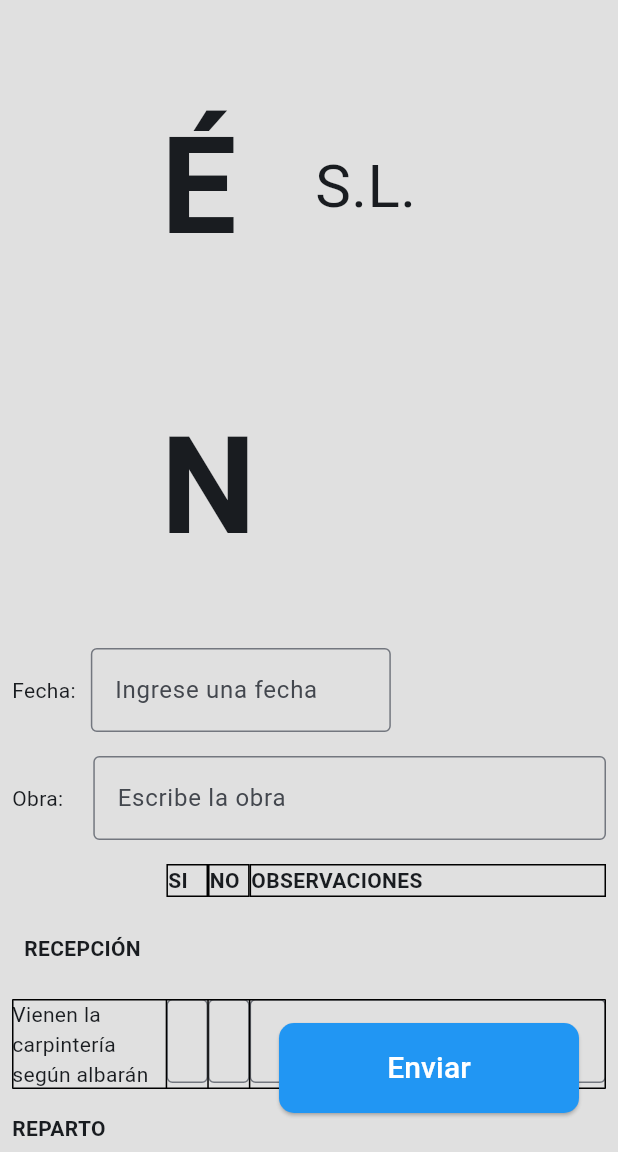
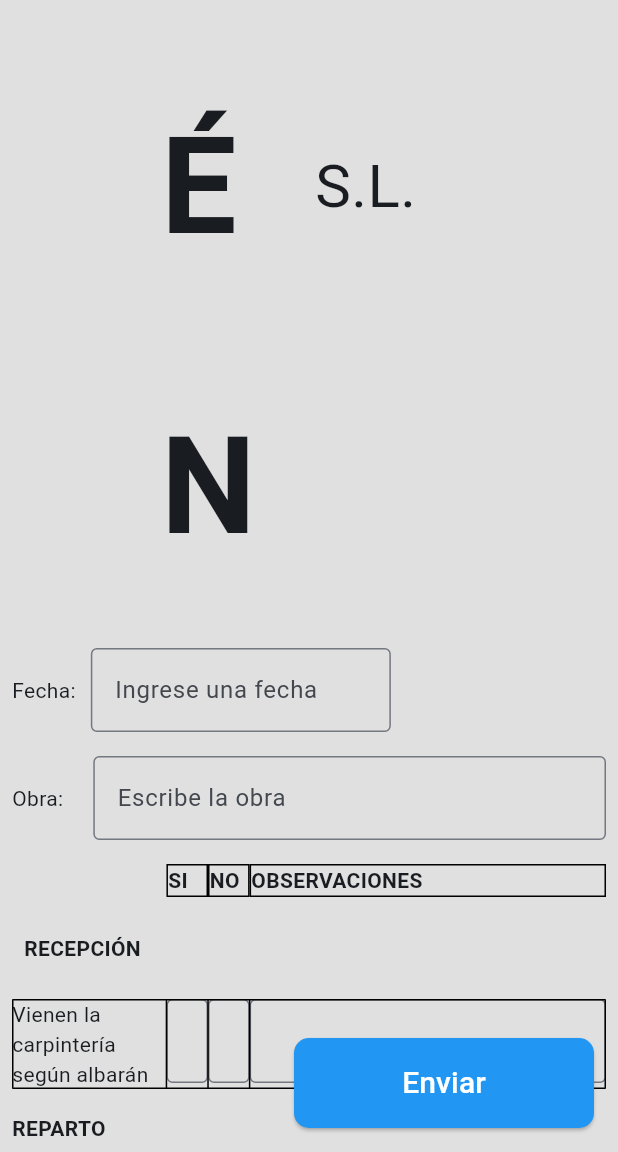
Before and after one commit to BelenAG3/trabajos, a Flutter app: the screen it shows after launch, scrolled down 576 dp, after a tap on "Enviar", on a phone screen of 412 x 824 dp, the part 84-1236 px from its top. Run offline on Flutter 3.47's test engine with Material 3 defaults, Android fonts, the phone set to English and light mode, and no system bars; missing offline and left inert: flutter_email_sender.

Commit message:
ajustes del botón

```diff
--- a/lib/main.dart
+++ b/lib/main.dart
@@ -1,4 +1,6 @@
 import 'package:flutter/material.dart';
+import 'package:flutter_email_sender/flutter_email_sender.dart';
+
 
 void main() {
   runApp(const MyApp());
@@ -1087,28 +1089,35 @@ class _MyHomePageState extends State<MyHomePage> {
         tooltip: 'Increment',
         child: const Icon(Icons.add),
       ),*/ // This trailing comma makes auto-formatting nicer for build methods.
-      floatingActionButton: Container(
-        width: 200, // Esto hace que el botón ocupe todo el ancho disponible
-        height: 60,  // Ajusta la altura que desees
-        margin: EdgeInsets.all(10), // Añadir márgenes si es necesario
+      floatingActionButton: SizedBox(
+        width: 200,
+        height: 60,
         child: ElevatedButton(
-          onPressed: () {
-            // Acción
+          onPressed: () async {
+            final Email email = Email(
+              body: 'Aquí va el contenido de tu correo',
+              subject: 'Asunto del correo',
+              recipients: ['checklistmontaje@guillen_carpinteria.com'], // Destinatario
+              isHTML: false, // Si el cuerpo es HTML, ponlo como true
+            );
+
+            await FlutterEmailSender.send(email); // Enviar correo
           },
           style: ElevatedButton.styleFrom(
             backgroundColor: Colors.blue,
             shape: RoundedRectangleBorder(
-              borderRadius: BorderRadius.circular(10), // Bordes redondeados
-            ),
+              borderRadius: BorderRadius.circular(10)
+            )
           ),
           child: const Text(
             'Enviar',
-            style: TextStyle(fontSize: 20, color: Colors.white,),
+            style: TextStyle(
+              fontSize: 20,
+              color: Colors.white,
+            ),
           ),
         ),
       ),
-
-
     );
   }
 }
--- a/pubspec.yaml
+++ b/pubspec.yaml
@@ -19,7 +19,7 @@ publish_to: 'none' # Remove this line if you wish to publish to pub.dev
 version: 1.0.0+1
 
 environment:
-  sdk: ^3.7.2
+  sdk: ">=2.18.0 <3.0.0"
 
 # Dependencies specify other packages that your package needs in order to work.
 # To automatically upgrade your package dependencies to the latest versions
@@ -30,10 +30,12 @@ environment:
 dependencies:
   flutter:
     sdk: flutter
+  flutter_email_sender: ^5.0.2
+  cupertino_icons: ^1.0.8
 
   # The following adds the Cupertino Icons font to your application.
   # Use with the CupertinoIcons class for iOS style icons.
-  cupertino_icons: ^1.0.8
+  #cupertino_icons: ^1.0.8
 
 dev_dependencies:
   flutter_test:
```
Also changed, not shown: pubspec.lock, 1 other file.
